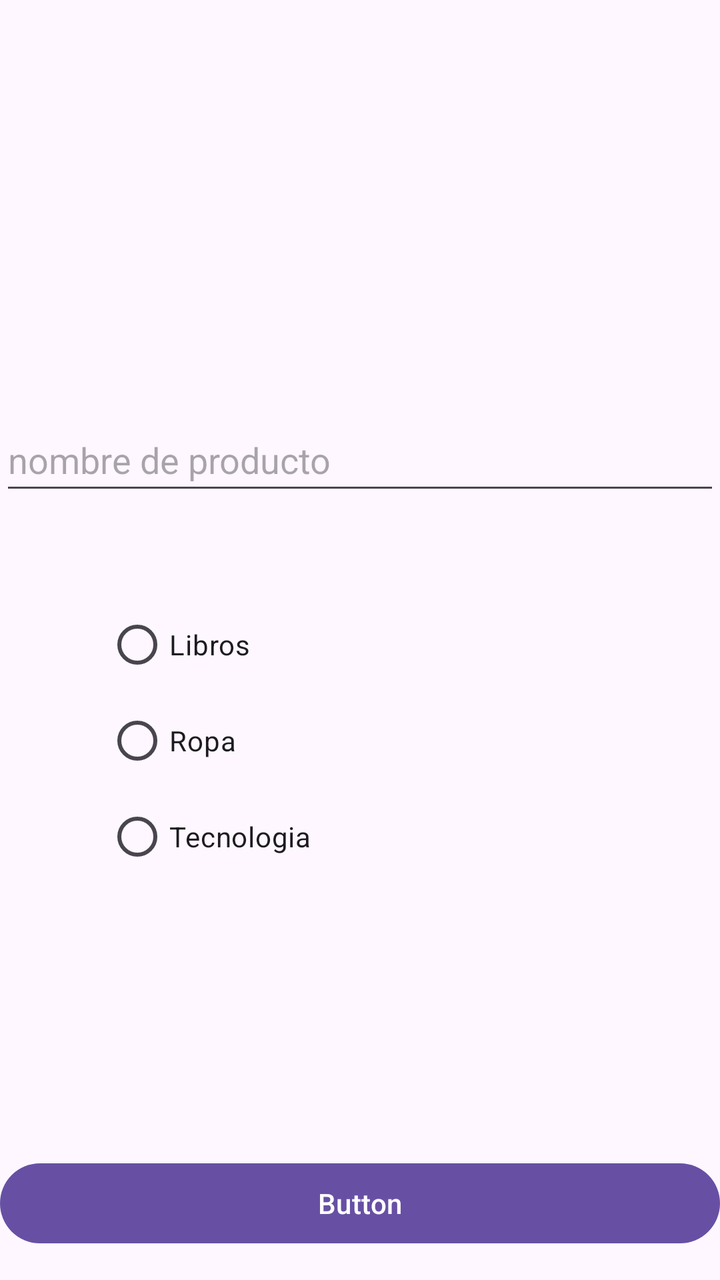
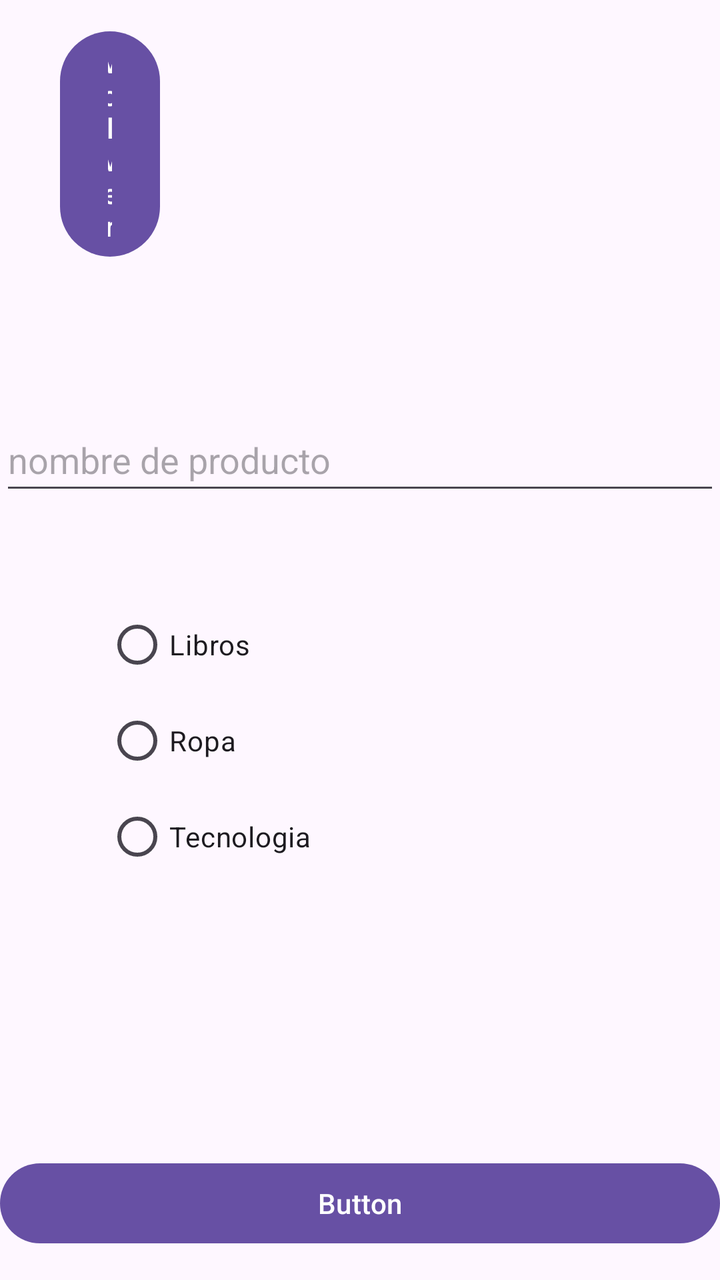

Compare the two renders of this Android layout. The source of the first and the diff that turns it into the second are given below.
<!-- AndroidManifest.xml: application theme Theme.TareaTest -->
<!-- res/layout/activity_publicar_objeto.xml -->
<?xml version="1.0" encoding="utf-8"?>
<androidx.constraintlayout.widget.ConstraintLayout xmlns:android="http://schemas.android.com/apk/res/android"
    xmlns:app="http://schemas.android.com/apk/res-auto"
    xmlns:tools="http://schemas.android.com/tools"
    android:id="@+id/main"
    android:layout_width="match_parent"
    android:layout_height="match_parent"
    tools:context=".PublicarObjetoActivity">


    <EditText
        android:id="@+id/txtNombre"
        android:layout_width="0dp"
        android:layout_height="48dp"
        android:inputType="textCapWords"
        android:hint="nombre de producto"
        app:layout_constraintBottom_toBottomOf="parent"
        app:layout_constraintEnd_toEndOf="parent"
        app:layout_constraintStart_toStartOf="parent"
        app:layout_constraintTop_toTopOf="parent"
        app:layout_constraintVertical_bias="0.345" />

    <RadioGroup
        android:id="@+id/radioGroup"
        android:layout_width="255dp"
        android:layout_height="296dp"
        app:layout_constraintBottom_toBottomOf="parent"
        app:layout_constraintEnd_toEndOf="parent"
        app:layout_constraintStart_toStartOf="parent"
        app:layout_constraintTop_toBottomOf="@+id/txtNombre">

        <RadioButton
            android:id="@+id/rbLibros"
            android:layout_width="match_parent"
            android:layout_height="wrap_content"
            android:text="Libros" />

        <RadioButton
            android:id="@+id/rbRopa"
            android:layout_width="match_parent"
            android:layout_height="wrap_content"
            android:text="Ropa" />

        <RadioButton
            android:id="@+id/rbTecno"
            android:layout_width="match_parent"
            android:layout_height="wrap_content"
            android:text="Tecnologia" />
    </RadioGroup>

    <Button
        android:id="@+id/button"
        android:layout_width="0dp"
        android:layout_height="wrap_content"
        android:text="Button"
        app:layout_constraintBottom_toBottomOf="parent"
        app:layout_constraintEnd_toEndOf="parent"
        app:layout_constraintHorizontal_bias="0.47"
        app:layout_constraintStart_toStartOf="parent"
        app:layout_constraintTop_toTopOf="parent"
        app:layout_constraintVertical_bias="0.976" />


</androidx.constraintlayout.widget.ConstraintLayout>
<!-- resources referenced by this layout -->
<resources>
  <style name="Theme.TareaTest" parent="Base.Theme.TareaTest" />
  <style name="Base.Theme.TareaTest" parent="Theme.Material3.DayNight.NoActionBar">
          
          
      </style>
</resources>

<!-- the commit's change to res/layout/activity_publicar_objeto.xml (unified diff, before → after) -->
@@ -60,5 +60,19 @@
         app:layout_constraintTop_toTopOf="parent"
         app:layout_constraintVertical_bias="0.976" />
 
+    <Button
+        android:id="@+id/btnBack"
+        android:layout_width="0dp"
+        android:layout_height="wrap_content"
+        android:layout_marginStart="30dp"
+        android:layout_marginEnd="280dp"
+        android:text="Volver"
+        app:layout_constraintBottom_toBottomOf="@+id/button"
+        app:layout_constraintEnd_toEndOf="parent"
+        app:layout_constraintHorizontal_bias="0.498"
+        app:layout_constraintStart_toStartOf="parent"
+        app:layout_constraintTop_toTopOf="parent"
+        app:layout_constraintVertical_bias="0.023" />
+
 
 </androidx.constraintlayout.widget.ConstraintLayout>
